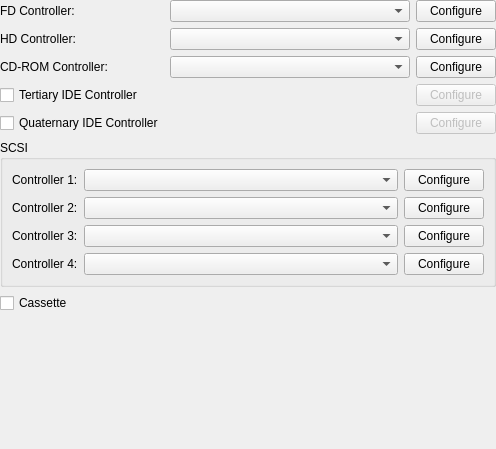
Old version of the form src/qt/qt_settingsstoragecontrollers.ui in the repository 86Box/86Box.
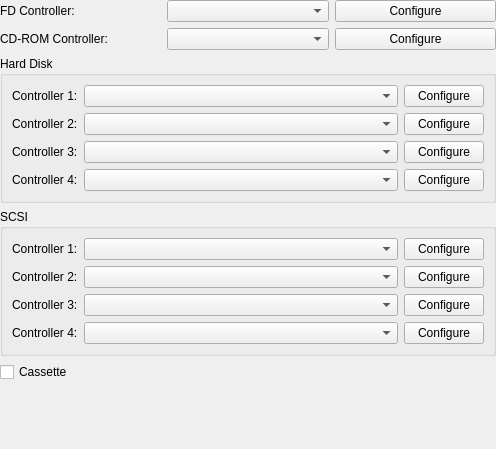
New version of the form.

Commit message: Implemented the CMD-648 PCI IDE controller, gave it to the CUBX which has it on-board, and added CMD-646 and CMD-648 as standalone options for PCI tertiary+quaternary controllers.

What changed in the file:
```diff
--- a/src/qt/qt_settingsstoragecontrollers.ui
+++ b/src/qt/qt_settingsstoragecontrollers.ui
@@ -50,89 +50,145 @@
       </widget>
      </item>
      <item row="1" column="0">
-      <widget class="QLabel" name="labelHD">
-       <property name="text">
-        <string>HD Controller:</string>
-       </property>
-      </widget>
-     </item>
-     <item row="1" column="1">
-      <widget class="QComboBox" name="comboBoxHD">
-       <property name="sizePolicy">
-        <sizepolicy hsizetype="Expanding" vsizetype="Fixed">
-         <horstretch>0</horstretch>
-         <verstretch>0</verstretch>
-        </sizepolicy>
-       </property>
-       <property name="maxVisibleItems">
-        <number>30</number>
-       </property>
-      </widget>
-     </item>
-     <item row="1" column="2">
-      <widget class="QPushButton" name="pushButtonHD">
-       <property name="text">
-        <string>Configure</string>
-       </property>
-      </widget>
-     </item>
-     <item row="2" column="0">
       <widget class="QLabel" name="labelCDInterface">
        <property name="text">
         <string>CD-ROM Controller:</string>
        </property>
       </widget>
      </item>
-     <item row="2" column="1">
+     <item row="1" column="1">
       <widget class="QComboBox" name="comboBoxCDInterface">
        <property name="maxVisibleItems">
         <number>30</number>
        </property>
       </widget>
      </item>
-     <item row="2" column="2">
+     <item row="1" column="2">
       <widget class="QPushButton" name="pushButtonCDInterface">
        <property name="text">
         <string>Configure</string>
        </property>
       </widget>
      </item>
-     <item row="3" column="0">
-      <widget class="QCheckBox" name="checkBoxTertiaryIDE">
-       <property name="text">
-        <string>Tertiary IDE Controller</string>
-       </property>
-      </widget>
-     </item>
-     <item row="3" column="2">
-      <widget class="QPushButton" name="pushButtonTertiaryIDE">
-       <property name="enabled">
-        <bool>false</bool>
-       </property>
-       <property name="text">
-        <string>Configure</string>
-       </property>
-      </widget>
-     </item>
-     <item row="4" column="0">
-      <widget class="QCheckBox" name="checkBoxQuaternaryIDE">
-       <property name="text">
-        <string>Quaternary IDE Controller</string>
-       </property>
-      </widget>
-     </item>
-     <item row="4" column="2">
-      <widget class="QPushButton" name="pushButtonQuaternaryIDE">
-       <property name="enabled">
-        <bool>false</bool>
-       </property>
-       <property name="text">
-        <string>Configure</string>
-       </property>
-      </widget>
-     </item>
     </layout>
    </item>
+   <item>
+    <widget class="QGroupBox" name="groupBoxHD">
+     <property name="title">
+      <string>Hard Disk</string>
+     </property>
+     <layout class="QGridLayout" name="gridLayoutHD">
+      <item row="0" column="0">
+       <widget class="QLabel" name="labelHD1">
+        <property name="text">
+         <string>Controller 1:</string>
+        </property>
+       </widget>
+      </item>
+      <item row="0" column="2">
+       <widget class="QComboBox" name="comboBoxHD1">
+        <property name="sizePolicy">
+         <sizepolicy hsizetype="Expanding" vsizetype="Fixed">
+          <horstretch>0</horstretch>
+          <verstretch>0</verstretch>
+         </sizepolicy>
+        </property>
+        <property name="maxVisibleItems">
+         <number>30</number>
+        </property>
+       </widget>
+      </item>
+      <item row="0" column="3">
+       <widget class="QPushButton" name="pushButtonHD1">
+        <property name="text">
+         <string>Configure</string>
+        </property>
+       </widget>
+      </item>
+      <item row="1" column="0">
+       <widget class="QLabel" name="labelHD2">
+        <property name="text">
+         <string>Controller 2:</string>
+        </property>
+       </widget>
+      </item>
+      <item row="1" column="2">
+       <widget class="QComboBox" name="comboBoxHD2">
+        <property name="sizePolicy">
+         <sizepolicy hsizetype="Expanding" vsizetype="Fixed">
+          <horstretch>0</horstretch>
+          <verstretch>0</verstretch>
+         </sizepolicy>
+        </property>
+        <property name="maxVisibleItems">
+         <number>30</number>
+        </property>
+       </widget>
+      </item>
+      <item row="1" column="3">
+       <widget class="QPushButton" name="pushButtonHD2">
+        <property name="text">
+         <string>Configure</string>
+        </property>
+       </widget>
+      </item>
+      <item row="2" column="0">
+       <widget class="QLabel" name="labelHD3">
+        <property name="text">
+         <string>Controller 3:</string>
+        </property>
+       </widget>
+      </item>
+      <item row="2" column="2">
+       <widget class="QComboBox" name="comboBoxHD3">
+        <property name="sizePolicy">
+         <sizepolicy hsizetype="Expanding" vsizetype="Fixed">
+          <horstretch>0</horstretch>
+          <verstretch>0</verstretch>
+         </sizepolicy>
+        </property>
+        <property name="maxVisibleItems">
+         <number>30</number>
+        </property>
+       </widget>
+      </item>
+      <item row="2" column="3">
+       <widget class="QPushButton" name="pushButtonHD3">
+        <property name="text">
+         <string>Configure</string>
+        </property>
+       </widget>
+      </item>
+      <item row="3" column="0">
+       <widget class="QLabel" name="labelHD4">
+        <property name="text">
+         <string>Controller 4:</string>
+        </property>
+       </widget>
+      </item>
+      <item row="3" column="2">
+       <widget class="QComboBox" name="comboBoxHD4">
+        <property name="sizePolicy">
+         <sizepolicy hsizetype="Expanding" vsizetype="Fixed">
+          <horstretch>0</horstretch>
+          <verstretch>0</verstretch>
+         </sizepolicy>
+        </property>
+        <property name="maxVisibleItems">
+         <number>30</number>
+        </property>
+       </widget>
+      </item>
+      <item row="3" column="3">
+       <widget class="QPushButton" name="pushButtonHD4">
+        <property name="text">
+         <string>Configure</string>
+        </property>
+       </widget>
+      </item>
+     </layout>
+    </widget>
+   </item>
    <item>
     <widget class="QGroupBox" name="groupBoxSCSI">
      <property name="title">
```
The commit also changes 14 other files.
